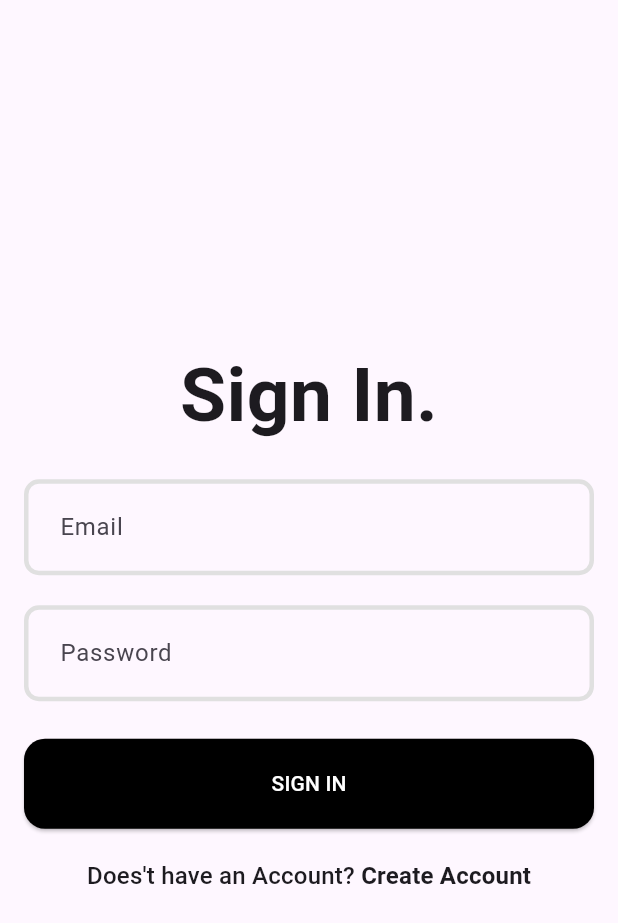
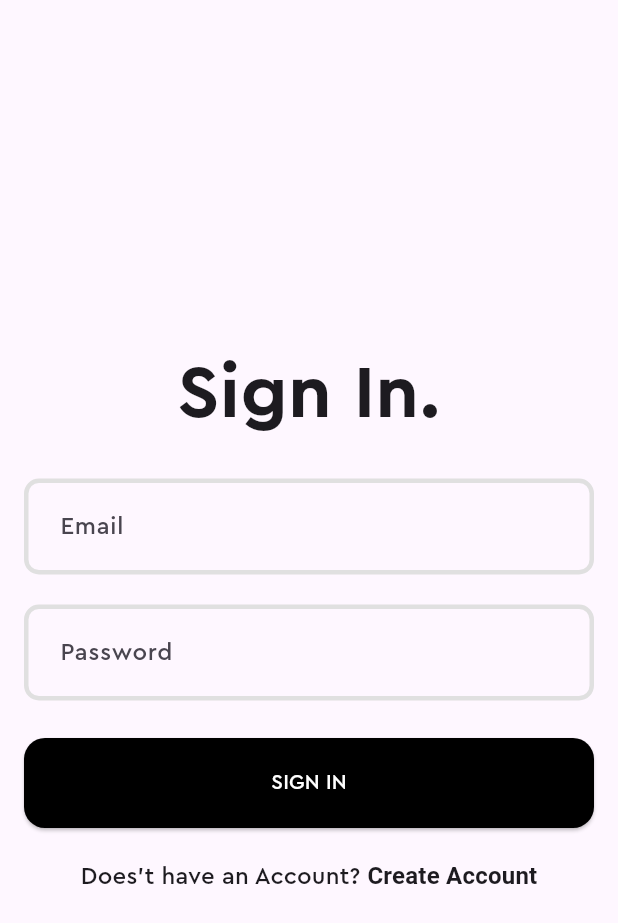
Before and after one commit to MohammedAqeeb/flutter_task_app, a Flutter app: the screen it shows after launch, on a phone screen of 412 x 824 dp. Shown: the top 923 px of the screen. Run offline on Flutter 3.47's test engine with Material 3 defaults, Android fonts, the phone set to English and light mode, and no system bars; our stand-ins replace flutter_bloc, shared_preferences, sqflite; accounts and stored records are empty.

```diff
--- a/frontend/lib/features/auth/pages/sign_in_page.dart
+++ b/frontend/lib/features/auth/pages/sign_in_page.dart
@@ -1,12 +1,13 @@
 import 'package:flutter/material.dart';
-import 'package:frontend/constants/constants.dart';
+import 'package:frontend/features/auth/cubit/auth_cubit.dart';
 import 'package:frontend/features/auth/pages/sign_up_page.dart';
+import 'package:frontend/features/blog/pages/home_page.dart';
 import 'package:frontend/repository/auth_repository.dart';
+import 'package:flutter_bloc/flutter_bloc.dart';
 
 class SignInPage extends StatefulWidget {
   static route() => MaterialPageRoute(builder: (context) => const SignInPage());
   const SignInPage({super.key});
-
   @override
   State<SignInPage> createState() => _SignInPageState();
 }
@@ -27,14 +28,42 @@ class _SignInPageState extends State<SignInPage> {
     super.dispose();
   }
 
-  void validateSignUp() {
-    if (formKey.currentState!.validate()) {}
+  void validateLogin() {
+    if (formKey.currentState!.validate()) {
+      context.read<AuthCubit>().login(
+            email: emailController.text.trim(),
+            password: passwordController.text.trim(),
+          );
+    }
   }
 
   @override
   Widget build(BuildContext context) {
     return Scaffold(
-      body: Padding(
+      body: BlocConsumer<AuthCubit, AuthState>(
+        listener: (context, state) {
+          if (state is AuthStateFailure) {
+            ScaffoldMessenger.of(context).showSnackBar(
+              SnackBar(
+                backgroundColor: Colors.red.withOpacity(0.3),
+                content: Text(state.message),
+              ),
+            );
+          } else if (state is AuthStateSuccess) {
+            Navigator.pushAndRemoveUntil(
+              context,
+              HomePage.route(),
+              (_) => false,
+            );
+          }
+        },
+        builder: (context, state) {
+          if (state is AuthStateLoding) {
+            return const Center(
+              child: CircularProgressIndicator(),
+            );
+          }
+          return Padding(
             padding: const EdgeInsets.all(16.0),
             child: Form(
               key: formKey,
@@ -51,7 +80,25 @@ class _SignInPageState extends State<SignInPage> {
                   ),
                   const SizedBox(height: 20),
                   // Email
-              TextFormField(
+                  emailTextField(),
+                  const SizedBox(height: 20),
+                  // Password
+                  passwordField(),
+                  const SizedBox(height: 25),
+                  signInButton(),
+                  const SizedBox(height: 20),
+                  createButton(),
+                ],
+              ),
+            ),
+          );
+        },
+      ),
+    );
+  }
+
+  TextFormField emailTextField() {
+    return TextFormField(
       decoration: const InputDecoration(
         hintText: 'Email',
       ),
@@ -62,10 +109,11 @@ class _SignInPageState extends State<SignInPage> {
         }
         return null;
       },
-              ),
-              const SizedBox(height: 20),
-              // Password
-              TextFormField(
+    );
+  }
+
+  TextFormField passwordField() {
+    return TextFormField(
       decoration: const InputDecoration(
         hintText: 'Password',
       ),
@@ -76,9 +124,11 @@ class _SignInPageState extends State<SignInPage> {
         }
         return null;
       },
-              ),
-              const SizedBox(height: 25),
-              ElevatedButton(
+    );
+  }
+
+  Widget signInButton() {
+    return ElevatedButton(
       style: ElevatedButton.styleFrom(
         backgroundColor: Colors.black,
         minimumSize: const Size(double.infinity, 60),
@@ -86,17 +136,18 @@ class _SignInPageState extends State<SignInPage> {
           borderRadius: BorderRadius.circular(14),
         ),
       ),
-                // onPressed: validateSignUp,
-                onPressed: authRepo.login,
+      onPressed: validateLogin,
       child: const Text(
         'SIGN IN',
         style: TextStyle(
           color: Colors.white,
         ),
       ),
-              ),
-              const SizedBox(height: 20),
-              GestureDetector(
+    );
+  }
+
+  Widget createButton() {
+    return GestureDetector(
       onTap: () {
         Navigator.push(context, SignUpPage.route());
       },
@@ -114,11 +165,6 @@ class _SignInPageState extends State<SignInPage> {
           ],
         ),
       ),
-              )
-            ],
-          ),
-        ),
-      ),
     );
   }
 }
--- a/frontend/lib/main.dart
+++ b/frontend/lib/main.dart
@@ -3,27 +3,39 @@ import 'package:flutter_bloc/flutter_bloc.dart';
 import 'package:frontend/features/auth/cubit/auth_cubit.dart';
 import 'package:frontend/features/auth/pages/sign_in_page.dart';
 
+import 'features/blog/pages/home_page.dart';
+
 void main() {
-  runApp(const MyApp());
+  runApp(
+    MultiBlocProvider(
+      providers: [
+        BlocProvider(create: (context) => AuthCubit()),
+      ],
+      child: const MyApp(),
+    ),
+  );
 }
 
-class MyApp extends StatelessWidget {
+class MyApp extends StatefulWidget {
   const MyApp({super.key});
 
   @override
+  State<MyApp> createState() => _MyAppState();
+}
+
+class _MyAppState extends State<MyApp> {
+  @override
+  void initState() {
+    context.read<AuthCubit>().getData();
+    super.initState();
+  }
+
+  @override
   Widget build(BuildContext context) {
-    return MultiBlocProvider(
-      providers: [
-        BlocProvider(
-          create: (context) => AuthCubit(),
-        ),
-        // BlocProvider(
-        //   create: (context) => SubjectBloc(),
-        // ),
-      ],
-      child: MaterialApp(
+    return MaterialApp(
       title: 'Flutter Demo',
       theme: ThemeData(
+        fontFamily: "Cera Pro",
         inputDecorationTheme: InputDecorationTheme(
           border: OutlineInputBorder(
             borderSide: BorderSide(
@@ -56,7 +68,13 @@ class MyApp extends StatelessWidget {
         ),
         useMaterial3: true,
       ),
-        home: const SignInPage(),
+      home: BlocBuilder<AuthCubit, AuthState>(
+        builder: (context, state) {
+          if (state is AuthStateSuccess) {
+            return const HomePage();
+          }
+          return const SignInPage();
+        },
       ),
     );
   }
```
Also changed, not shown: frontend/lib/core/constants/utils.dart (added, +18 -0 lines), frontend/lib/core/services/sp_services.dart (added, +13 -0 lines), frontend/lib/features/auth/cubit/auth_cubit.dart (+43 -0 lines), frontend/lib/features/blog/pages/add_new_task.dart (added, +50 -0 lines), frontend/lib/features/blog/pages/home_page.dart (added, +65 -0 lines), frontend/lib/features/blog/widgets/date_selector.dart (added, +112 -0 lines), frontend/lib/features/blog/widgets/task_card.dart (added, +43 -0 lines), frontend/lib/repository/auth_local_repository.dart (added, +53 -0 lines), frontend/lib/repository/auth_repository.dart (+61 -8 lines), frontend/pubspec.yaml (+9 -6 lines), frontend/assets/fonts/Cera-Pro-Bold.otf (added), frontend/assets/fonts/Cera-Pro-Medium.otf (added), frontend/pubspec.lock, 4 other files. Lines whose indentation alone changed are shown as unchanged.
